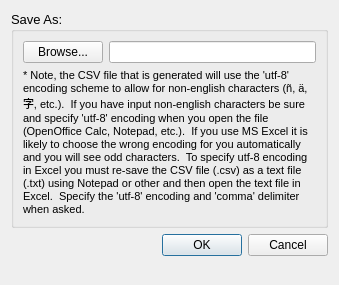
Above: src/gui/export_analysis.ui from Ecotrust/delphos before the change. Below: the same form after it.
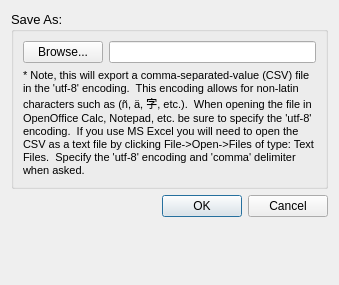
That is the form after the change.

What changed in the file:
```diff
--- a/src/gui/export_analysis.ui
+++ b/src/gui/export_analysis.ui
@@ -88,7 +88,7 @@
          </font>
         </property>
         <property name="text" >
-         <string>* Note, the CSV file that is generated will use the 'utf-8' encoding scheme to allow for non-english characters (ñ, ä, 字, etc.).  If you have input non-english characters be sure and specify 'utf-8' encoding when you open the file (OpenOffice Calc, Notepad, etc.).  If you use MS Excel it is likely to choose the wrong encoding for you automatically and you will see odd characters.  To specify utf-8 encoding in Excel you must re-save the CSV file (.csv) as a text file (.txt) using Notepad or other and then open the text file in Excel.  Specify the 'utf-8' encoding and 'comma' delimiter when asked.</string>
+         <string>* Note, this will export a comma-separated-value (CSV) file in the 'utf-8' encoding.  This encoding allows for non-latin characters such as (ñ, ä, 字, etc.).  When opening the file in OpenOffice Calc, Notepad, etc. be sure to specify the 'utf-8' encoding.  If you use MS Excel you will need to open the CSV as a text file by clicking File->Open->Files of type: Text Files.  Specify the 'utf-8' encoding and 'comma' delimiter when asked.</string>
         </property>
         <property name="alignment" >
          <set>Qt::AlignLeading|Qt::AlignLeft|Qt::AlignTop</set>
```
